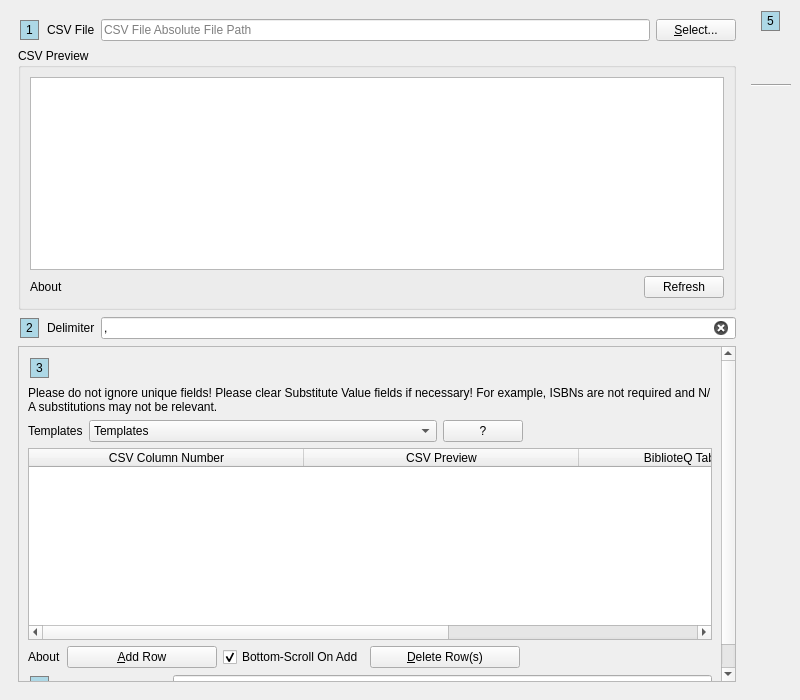
textbrowser/biblioteq, file UI/biblioteq_import.ui: the form before one commit.
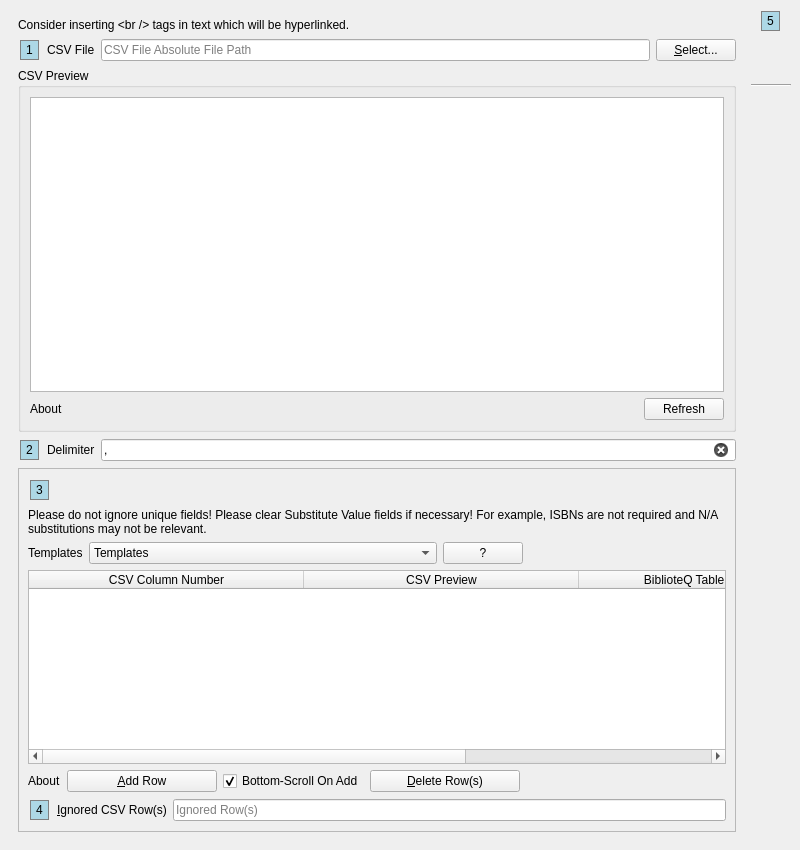
The form after the commit. Icons and pictures are not drawn.

Patch:
```diff
--- a/UI/biblioteq_import.ui
+++ b/UI/biblioteq_import.ui
@@ -7,7 +7,7 @@
     <x>0</x>
     <y>0</y>
     <width>800</width>
-    <height>700</height>
+    <height>850</height>
    </rect>
   </property>
   <property name="windowTitle">
@@ -22,6 +22,16 @@
     <item>
      <widget class="QFrame" name="frame">
       <layout class="QVBoxLayout" name="verticalLayout">
+       <item>
+        <widget class="QLabel" name="label_6">
+         <property name="text">
+          <string>Consider inserting &lt;br&gt; tags in text which will be hyperlinked.</string>
+         </property>
+         <property name="textFormat">
+          <enum>Qt::PlainText</enum>
+         </property>
+        </widget>
+       </item>
        <item>
         <layout class="QHBoxLayout" name="horizontalLayout_2">
          <item>
@@ -198,7 +208,7 @@
           <property name="geometry">
            <rect>
             <x>0</x>
-            <y>-67</y>
+            <y>0</y>
             <width>699</width>
             <height>426</height>
            </rect>
```
